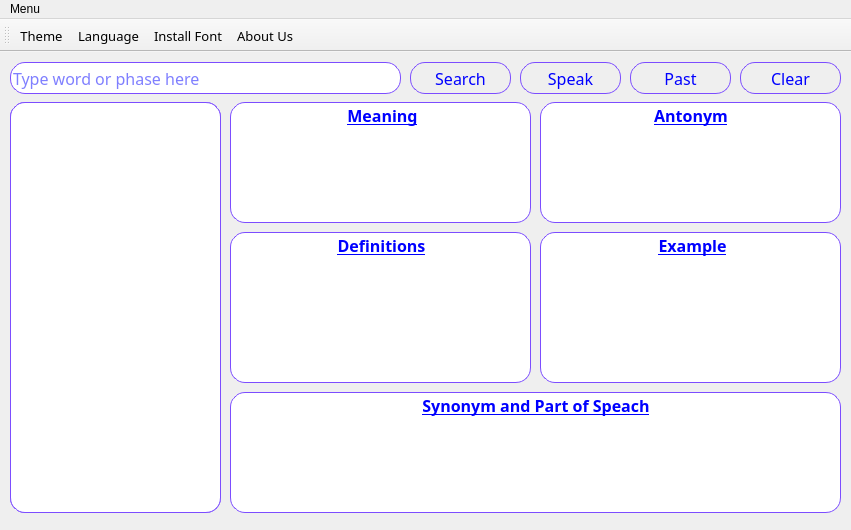
First picture: the form in homewindow.ui, repository lioTauhid/QBangla-Dictionary, before the edit.
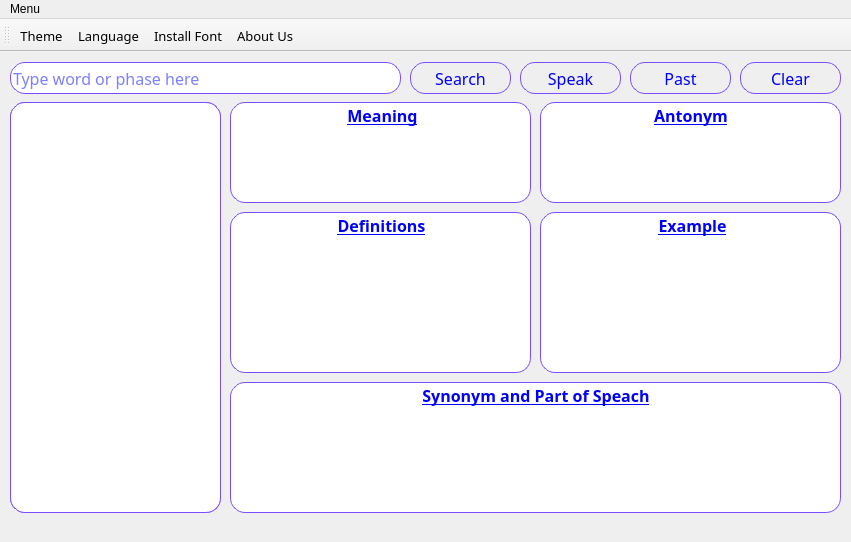
Second picture: the form after the edit. Icons and pictures are not drawn.

Diff of the .ui file:
```diff
--- a/homewindow.ui
+++ b/homewindow.ui
@@ -7,7 +7,7 @@
     <x>0</x>
     <y>0</y>
     <width>851</width>
-    <height>530</height>
+    <height>542</height>
    </rect>
   </property>
   <property name="minimumSize">
@@ -18,8 +18,8 @@
   </property>
   <property name="maximumSize">
    <size>
-    <width>851</width>
-    <height>530</height>
+    <width>16777215</width>
+    <height>16777215</height>
    </size>
   </property>
   <property name="sizeIncrement">
@@ -394,7 +394,7 @@
       <x>230</x>
       <y>50</y>
       <width>301</width>
-      <height>121</height>
+      <height>101</height>
      </rect>
     </property>
     <property name="font">
@@ -468,9 +468,9 @@
     <property name="geometry">
      <rect>
       <x>230</x>
-      <y>180</y>
+      <y>160</y>
       <width>301</width>
-      <height>151</height>
+      <height>161</height>
      </rect>
     </property>
     <property name="font">
@@ -532,8 +532,8 @@
         <string>&lt;!DOCTYPE HTML PUBLIC &quot;-//W3C//DTD HTML 4.0//EN&quot; &quot;http://www.w3.org/TR/REC-html40/strict.dtd&quot;&gt;
 &lt;html&gt;&lt;head&gt;&lt;meta name=&quot;qrichtext&quot; content=&quot;1&quot; /&gt;&lt;style type=&quot;text/css&quot;&gt;
 p, li { white-space: pre-wrap; }
-&lt;/style&gt;&lt;/head&gt;&lt;body style=&quot; font-family:'MS Shell Dlg 2'; font-size:11pt; font-weight:400; font-style:normal;&quot;&gt;
-&lt;p style=&quot;-qt-paragraph-type:empty; margin-top:0px; margin-bottom:0px; margin-left:0px; margin-right:0px; -qt-block-indent:0; text-indent:0px; font-size:8.25pt;&quot;&gt;&lt;br /&gt;&lt;/p&gt;&lt;/body&gt;&lt;/html&gt;</string>
+&lt;/style&gt;&lt;/head&gt;&lt;body style=&quot; font-family:'Ubuntu'; font-size:11pt; font-weight:400; font-style:normal;&quot;&gt;
+&lt;p style=&quot;-qt-paragraph-type:empty; margin-top:0px; margin-bottom:0px; margin-left:0px; margin-right:0px; -qt-block-indent:0; text-indent:0px; font-family:'MS Shell Dlg 2'; font-size:8.25pt;&quot;&gt;&lt;br /&gt;&lt;/p&gt;&lt;/body&gt;&lt;/html&gt;</string>
        </property>
       </widget>
      </item>
@@ -543,9 +543,9 @@
     <property name="geometry">
      <rect>
       <x>540</x>
-      <y>180</y>
+      <y>160</y>
       <width>301</width>
-      <height>151</height>
+      <height>161</height>
      </rect>
     </property>
     <property name="font">
@@ -607,8 +607,8 @@
         <string>&lt;!DOCTYPE HTML PUBLIC &quot;-//W3C//DTD HTML 4.0//EN&quot; &quot;http://www.w3.org/TR/REC-html40/strict.dtd&quot;&gt;
 &lt;html&gt;&lt;head&gt;&lt;meta name=&quot;qrichtext&quot; content=&quot;1&quot; /&gt;&lt;style type=&quot;text/css&quot;&gt;
 p, li { white-space: pre-wrap; }
-&lt;/style&gt;&lt;/head&gt;&lt;body style=&quot; font-family:'MS Shell Dlg 2'; font-size:11pt; font-weight:400; font-style:normal;&quot;&gt;
-&lt;p style=&quot;-qt-paragraph-type:empty; margin-top:0px; margin-bottom:0px; margin-left:0px; margin-right:0px; -qt-block-indent:0; text-indent:0px; font-size:8.25pt;&quot;&gt;&lt;br /&gt;&lt;/p&gt;&lt;/body&gt;&lt;/html&gt;</string>
+&lt;/style&gt;&lt;/head&gt;&lt;body style=&quot; font-family:'Ubuntu'; font-size:11pt; font-weight:400; font-style:normal;&quot;&gt;
+&lt;p style=&quot;-qt-paragraph-type:empty; margin-top:0px; margin-bottom:0px; margin-left:0px; margin-right:0px; -qt-block-indent:0; text-indent:0px; font-family:'MS Shell Dlg 2'; font-size:8.25pt;&quot;&gt;&lt;br /&gt;&lt;/p&gt;&lt;/body&gt;&lt;/html&gt;</string>
        </property>
       </widget>
      </item>
@@ -618,9 +618,9 @@
     <property name="geometry">
      <rect>
       <x>230</x>
-      <y>340</y>
+      <y>330</y>
       <width>611</width>
-      <height>121</height>
+      <height>131</height>
      </rect>
     </property>
     <property name="font">
@@ -766,7 +766,7 @@
       <x>540</x>
       <y>50</y>
       <width>301</width>
-      <height>121</height>
+      <height>101</height>
      </rect>
     </property>
     <property name="font">
@@ -828,8 +828,8 @@
         <string>&lt;!DOCTYPE HTML PUBLIC &quot;-//W3C//DTD HTML 4.0//EN&quot; &quot;http://www.w3.org/TR/REC-html40/strict.dtd&quot;&gt;
 &lt;html&gt;&lt;head&gt;&lt;meta name=&quot;qrichtext&quot; content=&quot;1&quot; /&gt;&lt;style type=&quot;text/css&quot;&gt;
 p, li { white-space: pre-wrap; }
-&lt;/style&gt;&lt;/head&gt;&lt;body style=&quot; font-family:'MS Shell Dlg 2'; font-size:11pt; font-weight:400; font-style:normal;&quot;&gt;
-&lt;p style=&quot;-qt-paragraph-type:empty; margin-top:0px; margin-bottom:0px; margin-left:0px; margin-right:0px; -qt-block-indent:0; text-indent:0px; font-size:8.25pt;&quot;&gt;&lt;br /&gt;&lt;/p&gt;&lt;/body&gt;&lt;/html&gt;</string>
+&lt;/style&gt;&lt;/head&gt;&lt;body style=&quot; font-family:'Ubuntu'; font-size:11pt; font-weight:400; font-style:normal;&quot;&gt;
+&lt;p style=&quot;-qt-paragraph-type:empty; margin-top:0px; margin-bottom:0px; margin-left:0px; margin-right:0px; -qt-block-indent:0; text-indent:0px; font-family:'MS Shell Dlg 2'; font-size:8.25pt;&quot;&gt;&lt;br /&gt;&lt;/p&gt;&lt;/body&gt;&lt;/html&gt;</string>
        </property>
       </widget>
      </item>
```
Left out of the diff: 4 changed lines with no effect on the pictures.
